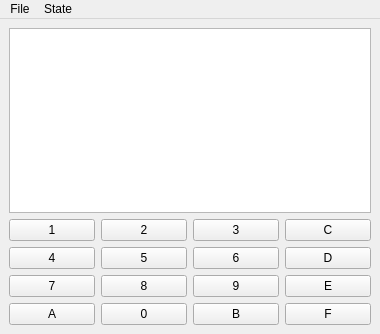
This is chip8/qtui/chip8_window.ui in metamarcdw/chip8 as Qt 5 draws it before an edit. The edited form follows.
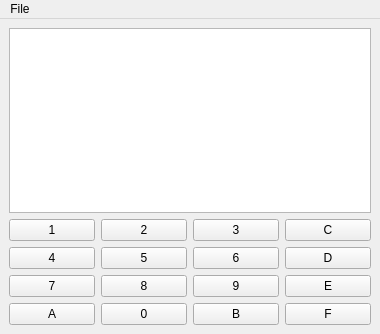
This is the edited form. Custom widgets are drawn as their Qt base class.

Commit message:
Remove "State" menu item. Saving state stuff for later.
 the commit.

What changed in the file:
```diff
--- a/chip8/qtui/chip8_window.ui
+++ b/chip8/qtui/chip8_window.ui
@@ -156,15 +156,7 @@
     <addaction name="actionLoad_ROM"/>
     <addaction name="actionQuit"/>
    </widget>
-   <widget class="QMenu" name="menuState">
-    <property name="title">
-     <string>State</string>
-    </property>
-    <addaction name="actionLoad"/>
-    <addaction name="actionSave"/>
-   </widget>
    <addaction name="menuFile"/>
-   <addaction name="menuState"/>
   </widget>
   <action name="actionLoad">
    <property name="text">
```
The commit also changes 2 other files.
